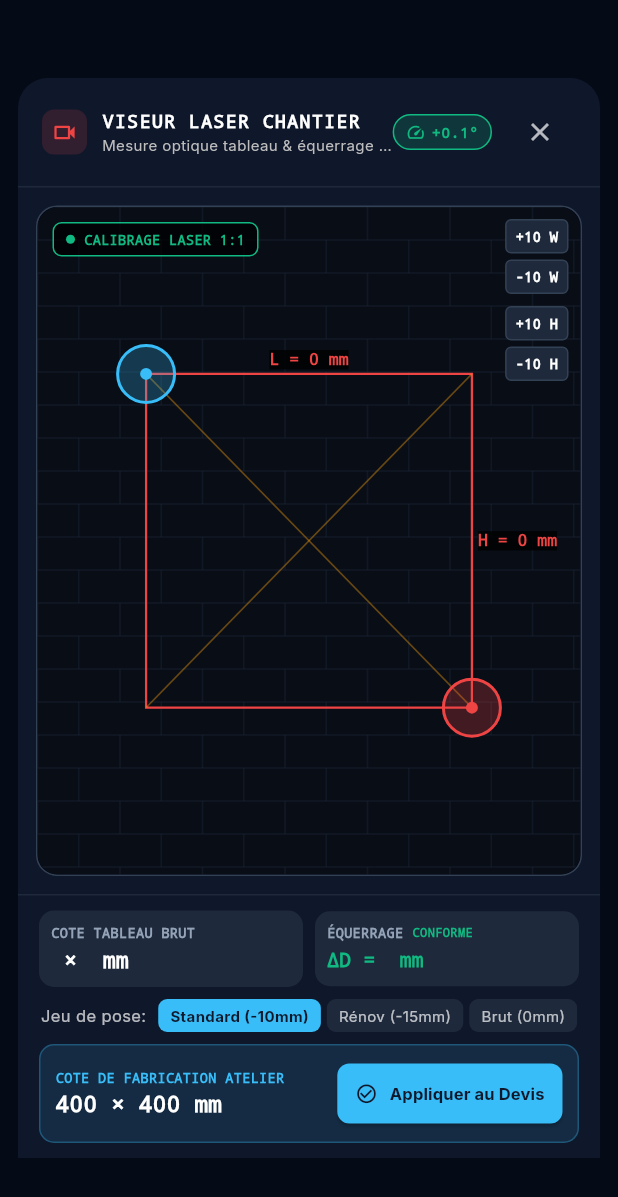
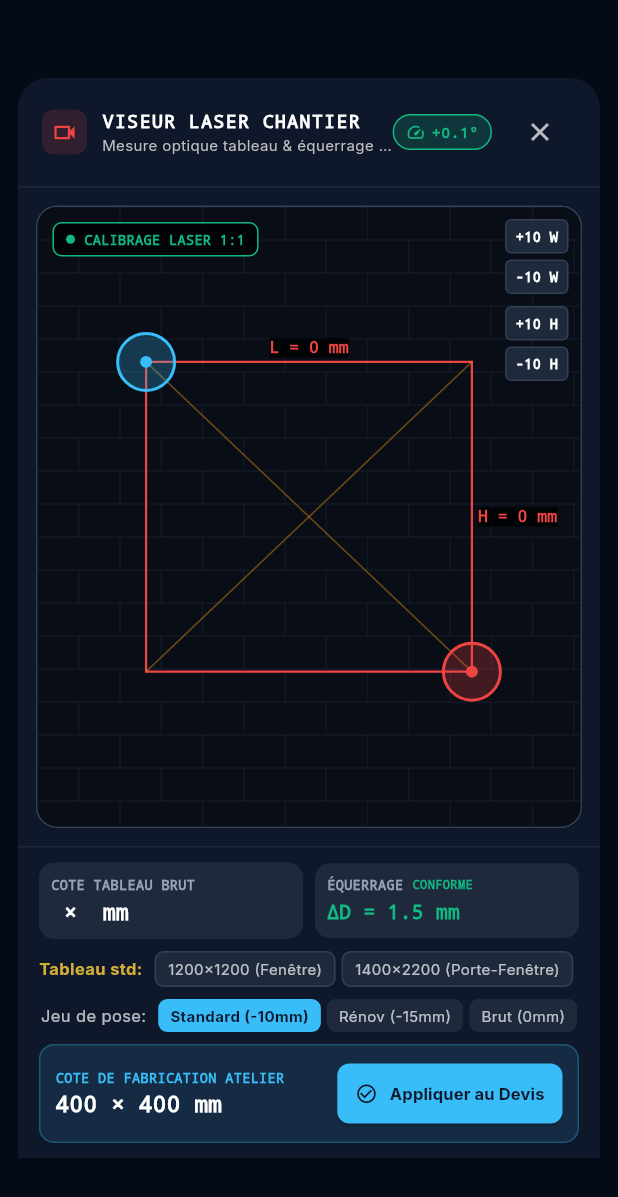
Before and after one commit to JARMID/baiti-atelier, a Flutter app: the LaserMeasureDialog widget shown alone on an empty page, opened directly with empty values, on a phone screen of 412 x 824 dp. Shown: the top 1197 px of the screen. Run offline on Flutter 3.47's test engine with Material 3 defaults, Android fonts, the phone set to English and light mode, and no system bars; our stand-ins replace google_fonts, shared_preferences; accounts and stored records are empty.

Commit message:
feat: add standard Algerian masonry presets to laser measure and WhatsApp DTR certificate share

```diff
--- a/mobile/lib/widgets/laser_measure_dialog.dart
+++ b/mobile/lib/widgets/laser_measure_dialog.dart
@@ -70,6 +70,15 @@
     setState(() {
       _measuredWidth = (pixelWidth * scaleFactor).clamp(400.0, 4000.0).roundToDouble();
       _measuredHeight = (pixelHeight * scaleFactor).clamp(400.0, 3200.0).roundToDouble();
+    });
+  }
+
+  void _applyPreset(double widthMm, double heightMm) {
+    setState(() {
+      _measuredWidth = widthMm;
+      _measuredHeight = heightMm;
+      _pointA = const Offset(0.20, 0.25);
+      _pointB = const Offset(0.80, 0.75);
     });
   }
 
@@ -404,7 +413,7 @@
                                 fit: BoxFit.scaleDown,
                                 alignment: Alignment.centerLeft,
                                 child: Text(
-                                  'ΔD =  mm',
+                                  'ΔD = ${_diagonalDiff.toStringAsFixed(1)} mm',
                                   style: TextStyle(
                                     fontFamily: 'monospace',
                                     fontSize: 13,
@@ -419,6 +428,10 @@
                       ),
                     ],
                   ),
+                  const SizedBox(height: 8),
+
+                  // Tableaux Standards Algériens
+                  _buildStandardPresetsBar(),
                   const SizedBox(height: 8),
 
                   // Clearance Selector (Jeux de pose maçonnerie) - Horizontally scrollable
@@ -534,6 +547,57 @@
             shape: BoxShape.circle,
           ),
         ),
+      ),
+    );
+  }
+
+  Widget _buildStandardPresetsBar() {
+    final presets = [
+      {'label': '1200×1200 (Fenêtre)', 'w': 1200.0, 'h': 1200.0},
+      {'label': '1400×2200 (Porte-Fenêtre)', 'w': 1400.0, 'h': 2200.0},
+      {'label': '2400×2200 (Baie Salon)', 'w': 2400.0, 'h': 2200.0},
+      {'label': '1000×1400 (Cuisine)', 'w': 1000.0, 'h': 1400.0},
+      {'label': '600×600 (Vasistas SDB)', 'w': 600.0, 'h': 600.0},
+      {'label': '800×500 (Imposte)', 'w': 800.0, 'h': 500.0},
+    ];
+
+    return SingleChildScrollView(
+      scrollDirection: Axis.horizontal,
+      child: Row(
+        children: [
+          const Text(
+            'Tableau std:',
+            style: TextStyle(fontSize: 11, color: Color(0xFFD4AF37), fontWeight: FontWeight.bold),
+          ),
+          const SizedBox(width: 8),
+          ...presets.map((p) {
+            final isMatch = _measuredWidth == (p['w'] as double) && _measuredHeight == (p['h'] as double);
+            return Padding(
+              padding: const EdgeInsets.only(right: 4),
+              child: GestureDetector(
+                onTap: () => _applyPreset(p['w'] as double, p['h'] as double),
+                child: Container(
+                  padding: const EdgeInsets.symmetric(horizontal: 8, vertical: 4),
+                  decoration: BoxDecoration(
+                    color: isMatch ? const Color(0xFFD4AF37) : const Color(0xFF1E293B),
+                    borderRadius: BorderRadius.circular(6),
+                    border: Border.all(
+                      color: isMatch ? const Color(0xFFD4AF37) : const Color(0xFF334155),
+                    ),
+                  ),
+                  child: Text(
+                    p['label'] as String,
+                    style: TextStyle(
+                      fontSize: 10,
+                      fontWeight: isMatch ? FontWeight.bold : FontWeight.normal,
+                      color: isMatch ? const Color(0xFF0F172A) : Colors.white70,
+                    ),
+                  ),
+                ),
+              ),
+            );
+          }),
+        ],
       ),
     );
   }
```
Also changed, not shown: 2 other files.
